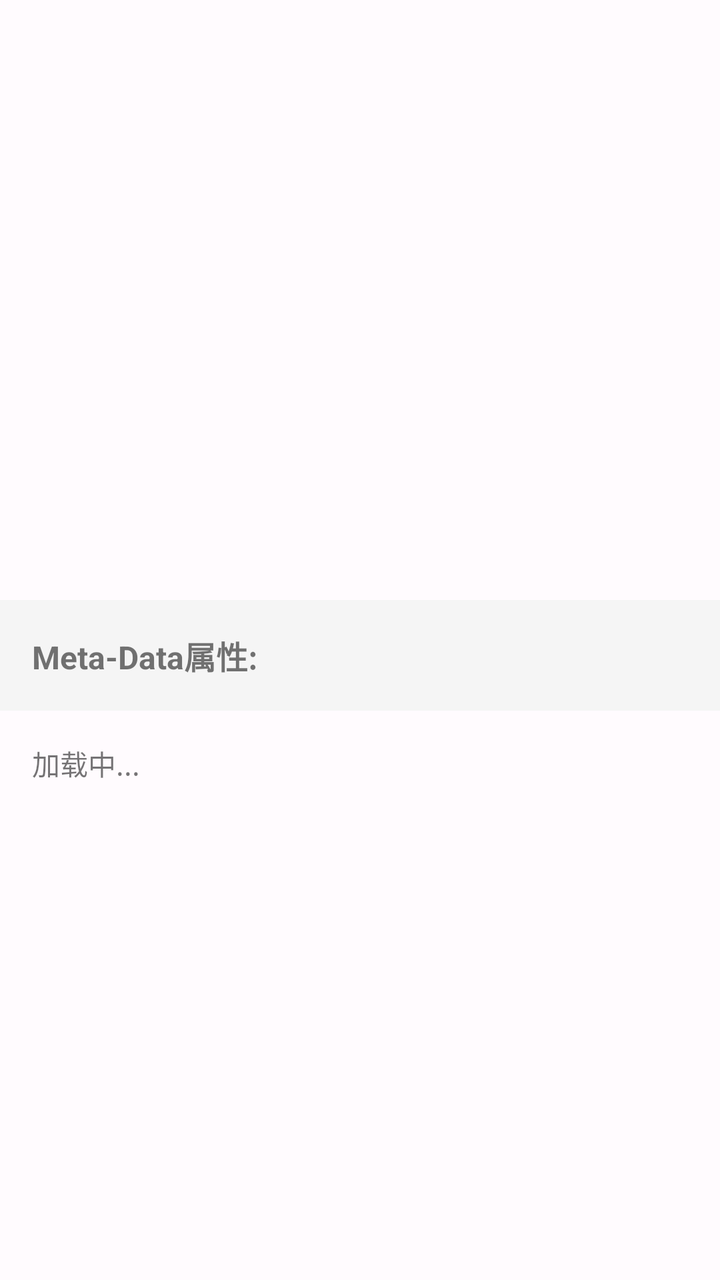
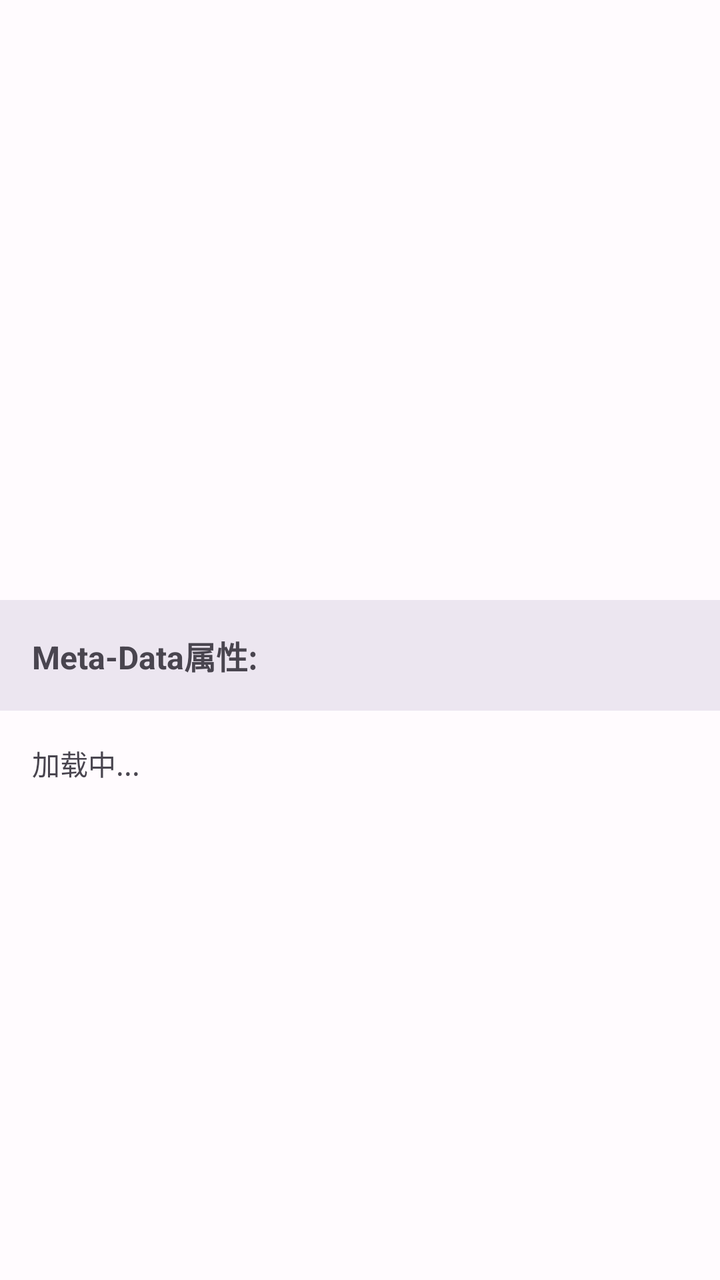

An Android layout rendered at two revisions. The XML below is the earlier revision; the diff shows what the commit changed to produce the second picture.
<!-- AndroidManifest.xml: application theme Theme.Albatross -->
<!-- res/layout/fragment_app_components.xml -->
<?xml version="1.0" encoding="utf-8"?>
<ScrollView
    xmlns:android="http://schemas.android.com/apk/res/android"
    android:layout_width="match_parent"
    android:layout_height="match_parent">

    <LinearLayout
        android:layout_width="match_parent"
        android:layout_height="wrap_content"
        android:orientation="vertical">

        
        <androidx.recyclerview.widget.RecyclerView
            android:id="@+id/recycler_view"
            android:layout_width="match_parent"
            android:layout_height="wrap_content"
            android:minHeight="300dp" />

        
        <TextView
            android:layout_width="match_parent"
            android:layout_height="wrap_content"
            android:text="@string/meta_data_properties_title"
            android:textStyle="bold"
            android:textSize="16sp"
            android:padding="16dp"
            android:background="@color/gray_light" />

        <TextView
            android:id="@+id/tv_meta_data"
            android:layout_width="match_parent"
            android:layout_height="wrap_content"
            android:text="@string/loading_ellipsis"
            android:padding="16dp"
            android:fontFamily="monospace"
            android:textSize="14sp" />

    </LinearLayout>
</ScrollView>
<!-- resources referenced by this layout -->
<resources>
  <color name="gray_light">#F5F5F5</color>
  <style name="Theme.Albatross" parent="Theme.MaterialComponents.DayNight.NoActionBar">
          
          <item name="colorPrimary">@color/primary</item>
          <item name="colorPrimaryVariant">@color/primary_dark</item>
          <item name="colorOnPrimary">@color/on_primary</item>
          
          
          <item name="colorSecondary">@color/secondary</item>
          <item name="colorSecondaryVariant">@color/secondary</item>
          <item name="colorOnSecondary">@color/on_secondary</item>
          
          
          <item name="colorError">@color/error</item>
          <item name="colorOnError">@color/on_error</item>
          
          
          <item name="android:colorBackground">@color/background</item>
          <item name="colorSurface">@color/surface</item>
          <item name="colorOnSurface">@color/on_surface</item>
          
          
          <item name="android:statusBarColor">@android:color/transparent</item>
          <item name="android:windowLightStatusBar">true</item>
          <item name="android:navigationBarColor">@android:color/transparent</item>
          <item name="android:windowLightNavigationBar">false</item>
          
          
          <item name="windowActionBarOverlay">false</item>
          <item name="android:textAllCaps">false</item>
      </style>
  <color name="primary_dark">#4F378B</color>
  <!-- unchanged entries left out for length: 11 -->
</resources>

<!-- the commit's change to res/layout/fragment_app_components.xml (unified diff, before → after) -->
@@ -24,7 +24,7 @@
             android:textStyle="bold"
             android:textSize="16sp"
             android:padding="16dp"
-            android:background="@color/gray_light" />
+            android:background="?attr/colorSurfaceContainerHigh" />
 
         <TextView
             android:id="@+id/tv_meta_data"
<!-- resource entries referenced after the edit -->
@@ -1,37 +1,108 @@
 <!-- resources referenced by this layout -->
 <resources>
-  <color name="gray_light">#F5F5F5</color>
-  <style name="Theme.Albatross" parent="Theme.MaterialComponents.DayNight.NoActionBar">
+  <style name="Theme.Albatross" parent="Base.Theme.Albatross">
+          <item name="android:windowLightStatusBar">true</item>
+          <item name="android:windowLightNavigationBar">true</item>
+      </style>
+  <style name="Base.Theme.Albatross" parent="Theme.Material3.DayNight.NoActionBar">
           
           <item name="colorPrimary">@color/primary</item>
-          <item name="colorPrimaryVariant">@color/primary_dark</item>
           <item name="colorOnPrimary">@color/on_primary</item>
-          
-          
+          <item name="colorPrimaryContainer">@color/primary_container</item>
+          <item name="colorOnPrimaryContainer">@color/on_primary_container</item>
           <item name="colorSecondary">@color/secondary</item>
-          <item name="colorSecondaryVariant">@color/secondary</item>
           <item name="colorOnSecondary">@color/on_secondary</item>
-          
-          
+          <item name="colorSecondaryContainer">@color/secondary_container</item>
+          <item name="colorOnSecondaryContainer">@color/on_secondary_container</item>
+          <item name="colorTertiary">@color/tertiary</item>
+          <item name="colorOnTertiary">@color/on_tertiary</item>
+          <item name="colorTertiaryContainer">@color/tertiary_container</item>
+          <item name="colorOnTertiaryContainer">@color/on_tertiary_container</item>
           <item name="colorError">@color/error</item>
           <item name="colorOnError">@color/on_error</item>
-          
-          
+          <item name="colorErrorContainer">@color/error_container</item>
+          <item name="colorOnErrorContainer">@color/on_error_container</item>
           <item name="android:colorBackground">@color/background</item>
+          <item name="colorOnBackground">@color/on_background</item>
           <item name="colorSurface">@color/surface</item>
           <item name="colorOnSurface">@color/on_surface</item>
+          <item name="colorSurfaceVariant">@color/surface_variant</item>
+          <item name="colorOnSurfaceVariant">@color/on_surface_variant</item>
+          <item name="colorOutline">@color/outline</item>
+          <item name="colorOutlineVariant">@color/outline_variant</item>
+          <item name="colorSurfaceContainerLowest">@color/surface_container_lowest</item>
+          <item name="colorSurfaceContainerLow">@color/surface_container_low</item>
+          <item name="colorSurfaceContainer">@color/surface_container</item>
+          <item name="colorSurfaceContainerHigh">@color/surface_container_high</item>
+          <item name="colorSurfaceContainerHighest">@color/surface_container_highest</item>
           
+          <item name="colorSuccess">@color/success</item>
+          <item name="colorOnSuccess">@color/on_success</item>
+          <item name="colorSuccessContainer">@color/success_container</item>
+          <item name="colorOnSuccessContainer">@color/on_success_container</item>
+          <item name="colorWarning">@color/warning</item>
+          <item name="colorOnWarning">@color/on_warning</item>
+          <item name="colorWarningContainer">@color/warning_container</item>
+          <item name="colorOnWarningContainer">@color/on_warning_container</item>
+          <item name="colorInfo">@color/info</item>
+          <item name="colorOnInfo">@color/on_info</item>
+          <item name="colorInfoContainer">@color/info_container</item>
+          <item name="colorOnInfoContainer">@color/on_info_container</item>
+          
+          <item name="shapeAppearanceSmallComponent">@style/ShapeAppearance.Albatross.Small</item>
+          <item name="shapeAppearanceMediumComponent">@style/ShapeAppearance.Albatross.Medium</item>
+          <item name="shapeAppearanceLargeComponent">@style/ShapeAppearance.Albatross.Large</item>
           
           <item name="android:statusBarColor">@android:color/transparent</item>
-          <item name="android:windowLightStatusBar">true</item>
           <item name="android:navigationBarColor">@android:color/transparent</item>
-          <item name="android:windowLightNavigationBar">false</item>
-          
-          
-          <item name="windowActionBarOverlay">false</item>
-          <item name="android:textAllCaps">false</item>
+          <item name="android:windowBackground">@color/background</item>
+          <item name="android:enforceStatusBarContrast" tools:targetApi="q">false</item>
+          <item name="android:enforceNavigationBarContrast" tools:targetApi="q">false</item>
       </style>
-  <color name="primary_dark">#4F378B</color>
+  <color name="primary_container">#EADDFF</color>
+  <color name="on_primary_container">#21005D</color>
+  <color name="secondary_container">#E8DEF8</color>
+  <color name="on_secondary_container">#1D192B</color>
+  <color name="tertiary">#7D5260</color>
+  <color name="on_tertiary">#FFFFFF</color>
+  <color name="tertiary_container">#FFD8E4</color>
+  <color name="on_tertiary_container">#31111D</color>
+  <color name="error_container">#FFDAD6</color>
+  <color name="on_error_container">#410002</color>
+  <color name="on_background">#1C1B1F</color>
+  <color name="surface_variant">#E7E0EC</color>
+  <color name="on_surface_variant">#49454F</color>
+  <color name="outline">#79747E</color>
+  <color name="outline_variant">#CAC4D0</color>
+  <color name="surface_container_lowest">#FFFFFF</color>
+  <color name="surface_container_low">#F7F2FA</color>
+  <color name="surface_container">#F3EDF7</color>
+  <color name="surface_container_high">#ECE6F0</color>
+  <color name="surface_container_highest">#E6E0E9</color>
+  <color name="success">#4CAF50</color>
+  <color name="on_success">#FFFFFF</color>
+  <color name="success_container">#E8F5E9</color>
+  <color name="on_success_container">#1B5E20</color>
+  <color name="warning">#FF9800</color>
+  <color name="on_warning">#FFFFFF</color>
+  <color name="warning_container">#FFF3E0</color>
+  <color name="on_warning_container">#7A4100</color>
+  <color name="info">#2196F3</color>
+  <color name="on_info">#FFFFFF</color>
+  <color name="info_container">#E3F2FD</color>
+  <color name="on_info_container">#0D47A1</color>
+  <style name="ShapeAppearance.Albatross.Small" parent="">
+          <item name="cornerFamily">rounded</item>
+          <item name="cornerSize">8dp</item>
+      </style>
+  <style name="ShapeAppearance.Albatross.Medium" parent="">
+          <item name="cornerFamily">rounded</item>
+          <item name="cornerSize">12dp</item>
+      </style>
+  <style name="ShapeAppearance.Albatross.Large" parent="">
+          <item name="cornerFamily">rounded</item>
+          <item name="cornerSize">16dp</item>
+      </style>
   <!-- unchanged entries left out for length: 11 -->
 </resources>
 
